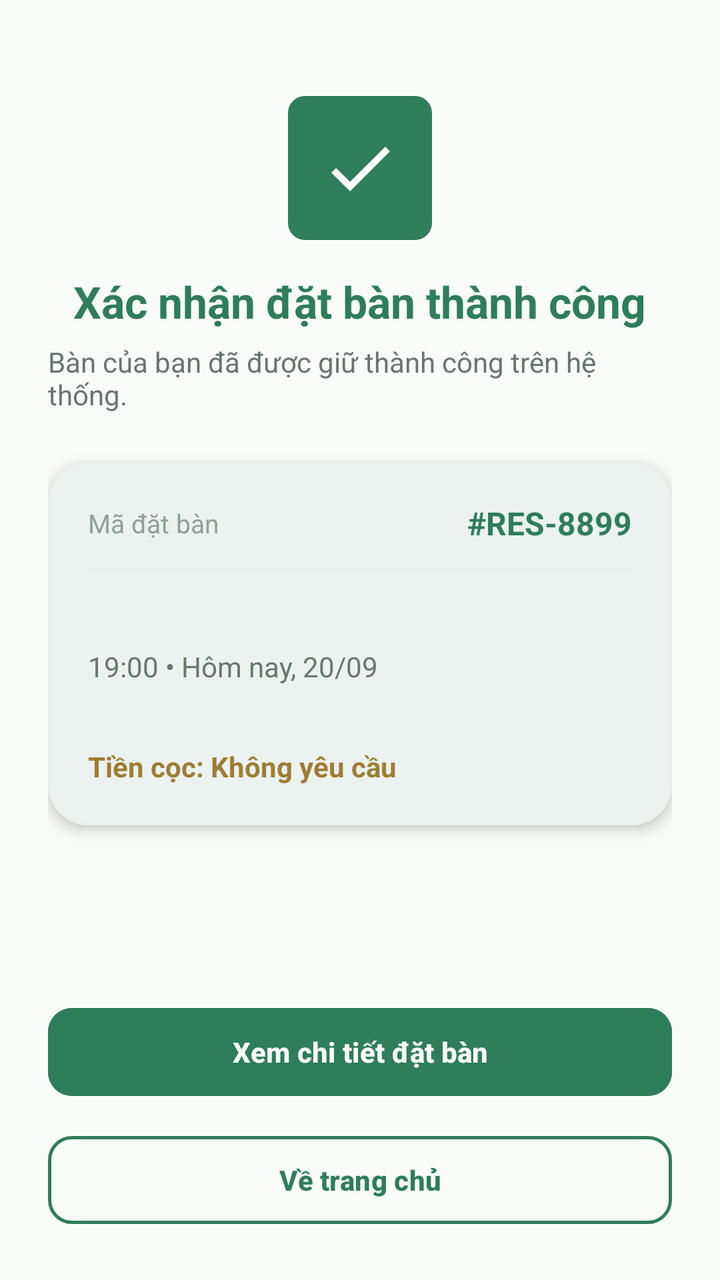
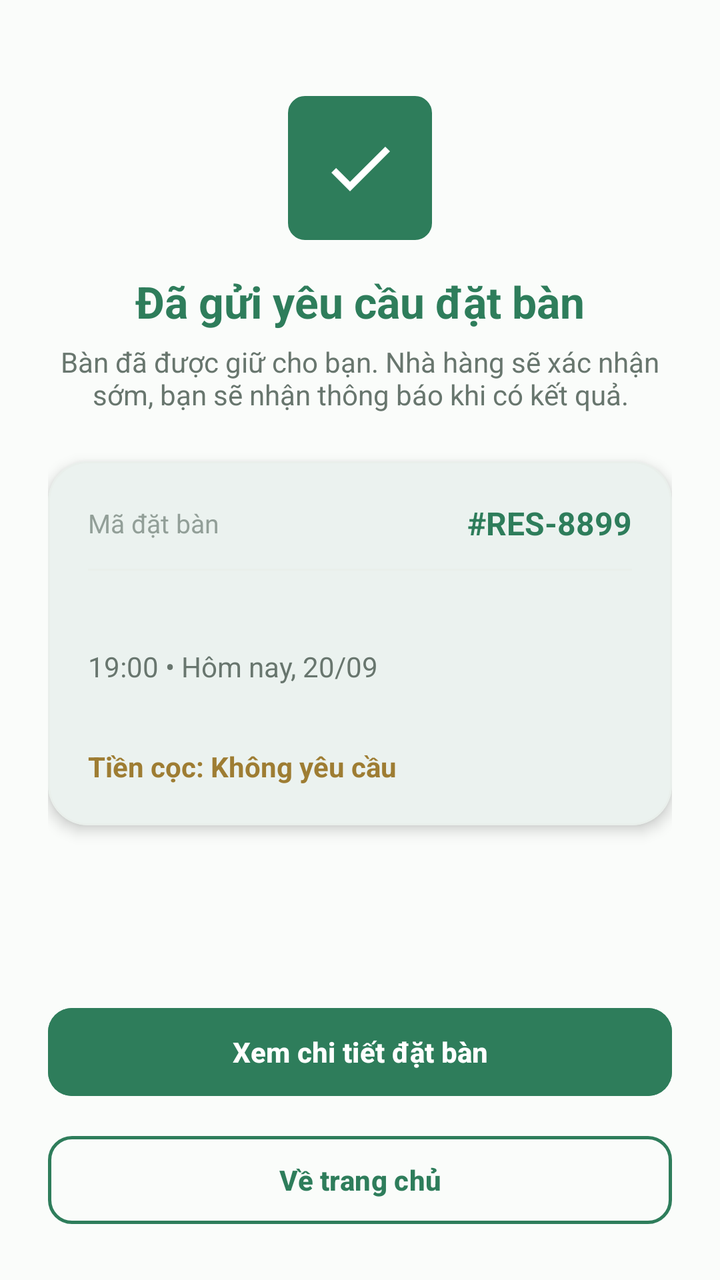

Compare the two renders of this Android layout. The source of the first and the diff that turns it into the second are given below.
<!-- AndroidManifest.xml: application theme Theme.VietTable -->
<!-- res/layout/fragment_res_confirmation.xml -->
<?xml version="1.0" encoding="utf-8"?>
<ScrollView
    xmlns:android="http://schemas.android.com/apk/res/android"
    xmlns:app="http://schemas.android.com/apk/res-auto"
    android:layout_width="match_parent"
    android:layout_height="match_parent"
    android:background="@color/bg_cream"
    android:fillViewport="true">

    <LinearLayout
        android:layout_width="match_parent"
        android:layout_height="wrap_content"
        android:gravity="center_horizontal"
        android:orientation="vertical"
        android:padding="24dp"
        android:tag="safe_all">

        <View
            android:layout_width="match_parent"
            android:layout_height="24dp" />

        <ImageView
            android:layout_width="72dp"
            android:layout_height="72dp"
            android:background="@drawable/bg_badge"
            android:backgroundTint="@color/primary"
            android:padding="16dp"
            android:src="@drawable/ic_check"
            app:tint="@color/white" />

        <TextView
            android:layout_width="wrap_content"
            android:layout_height="wrap_content"
            android:layout_marginTop="16dp"
            android:text="@string/res_confirm_title"
            android:textColor="@color/primary"
            android:textSize="22sp"
            android:textStyle="bold" />

        <TextView
            android:layout_width="wrap_content"
            android:layout_height="wrap_content"
            android:layout_marginTop="6dp"
            android:text="Bàn của bạn đã được giữ thành công trên hệ thống."
            android:textColor="@color/text_secondary"
            android:textSize="14sp" />

        
        <com.google.android.material.card.MaterialCardView
            style="@style/Widget.VietTable.Card"
            android:layout_width="match_parent"
            android:layout_height="wrap_content"
            android:layout_marginTop="24dp"
            app:cardCornerRadius="20dp"
            app:cardElevation="4dp">

            <LinearLayout
                android:layout_width="match_parent"
                android:layout_height="wrap_content"
                android:orientation="vertical"
                android:padding="20dp">

                <LinearLayout
                    android:layout_width="match_parent"
                    android:layout_height="wrap_content"
                    android:gravity="center_vertical"
                    android:orientation="horizontal">

                    <TextView
                        android:layout_width="0dp"
                        android:layout_height="wrap_content"
                        android:layout_weight="1"
                        android:text="@string/res_code"
                        android:textColor="@color/text_tertiary"
                        android:textSize="13sp" />

                    <TextView
                        android:id="@+id/tvConfirmCode"
                        android:layout_width="wrap_content"
                        android:layout_height="wrap_content"
                        android:text="#RES-8899"
                        android:textColor="@color/primary"
                        android:textSize="16sp"
                        android:textStyle="bold" />
                </LinearLayout>

                <View
                    android:layout_width="match_parent"
                    android:layout_height="1dp"
                    android:layout_marginVertical="12dp"
                    android:background="@color/divider" />

                <TextView
                    android:id="@+id/tvConfirmBranch"
                    android:layout_width="match_parent"
                    android:layout_height="wrap_content"
                    android:text=""
                    android:textColor="@color/text_primary"
                    android:textSize="15sp"
                    android:textStyle="bold" />

                <TextView
                    android:id="@+id/tvConfirmTimeDate"
                    android:layout_width="match_parent"
                    android:layout_height="wrap_content"
                    android:layout_marginTop="6dp"
                    android:text="19:00 • Hôm nay, 20/09"
                    android:textColor="@color/text_secondary"
                    android:textSize="14sp" />

                <TextView
                    android:id="@+id/tvConfirmTableArea"
                    android:layout_width="match_parent"
                    android:layout_height="wrap_content"
                    android:layout_marginTop="6dp"
                    android:text=""
                    android:textColor="@color/text_secondary"
                    android:textSize="14sp" />

                <TextView
                    android:id="@+id/tvConfirmDeposit"
                    android:layout_width="match_parent"
                    android:layout_height="wrap_content"
                    android:layout_marginTop="6dp"
                    android:text="Tiền cọc: Không yêu cầu"
                    android:textColor="@color/accent_gold_dark"
                    android:textSize="14sp"
                    android:textStyle="bold" />
            </LinearLayout>
        </com.google.android.material.card.MaterialCardView>

        <View
            android:layout_width="match_parent"
            android:layout_height="0dp"
            android:layout_weight="1" />

        
        <com.google.android.material.button.MaterialButton
            android:id="@+id/btnViewReservationDetail"
            style="@style/Widget.VietTable.Button.Primary"
            android:layout_width="match_parent"
            android:layout_height="wrap_content"
            android:layout_marginTop="24dp"
            android:text="Xem chi tiết đặt bàn" />

        <com.google.android.material.button.MaterialButton
            android:id="@+id/btnGoHome"
            style="@style/Widget.VietTable.Button.Outlined"
            android:layout_width="match_parent"
            android:layout_height="wrap_content"
            android:layout_marginTop="12dp"
            android:text="Về trang chủ" />

    </LinearLayout>
</ScrollView>
<!-- resources referenced by this layout -->
<resources>
  <color name="accent_gold_dark">#9E7D33</color>
  <color name="bg_cream">#FAFCFA</color>
  <color name="divider">#E9EFEB</color>
  <color name="primary">#2E7D5B</color>
  <color name="text_primary">#222D27</color>
  <color name="text_secondary">#68766E</color>
  <color name="text_tertiary">#929F98</color>
  <color name="white">#FFFFFFFF</color>
  <!-- drawable bg_badge (drawable) -->
  <?xml version="1.0" encoding="utf-8"?>
  <shape xmlns:android="http://schemas.android.com/apk/res/android"
      android:shape="rectangle">
      <corners android:radius="8dp" />
      <solid android:color="@color/surface" />
      <stroke android:width="1dp" android:color="@color/divider" />
  </shape>
  <!-- drawable ic_check (drawable) -->
  <vector xmlns:android="http://schemas.android.com/apk/res/android"
      android:width="24dp"
      android:height="24dp"
      android:viewportWidth="24"
      android:viewportHeight="24">
      <path
          android:fillColor="#FF000000"
          android:pathData="M9,16.17L4.83,12l-1.42,1.41L9,19 21,7l-1.41,-1.41z"/>
  </vector>
  <string name="res_code">Mã đặt bàn</string>
  <string name="res_confirm_title">Xác nhận đặt bàn thành công</string>
  <style name="Theme.VietTable" parent="Base.Theme.VietTable" />
  <color name="surface">#FFFFFF</color>
  <dimen name="btn_height_primary">52dp</dimen>
  <dimen name="radius_medium">12dp</dimen>
  <style name="TextAppearance.VietTable.Button" parent="TextAppearance.Material3.LabelLarge">
          <item name="android:textSize">@dimen/text_button</item>
          <item name="android:textStyle">bold</item>
          <item name="android:textAllCaps">false</item>
      </style>
  <dimen name="radius_large">16dp</dimen>
  <dimen name="card_elevation">1.5dp</dimen>
  <dimen name="card_stroke_width">1dp</dimen>
  <dimen name="text_button">14sp</dimen>
  <color name="primary_dark">#24654A</color>
  <color name="on_primary">#FFFFFF</color>
  <color name="primary_container">#EEF7F2</color>
  <color name="on_primary_container">#1B4E38</color>
  <color name="accent_gold">#CCA862</color>
  <color name="accent_gold_container">#FAF5EB</color>
  <color name="surface_variant">#F3F7F5</color>
  <color name="semantic_error">#D32F2F</color>
  <style name="Widget.VietTable.Toolbar" parent="Widget.Material3.Toolbar">
          <item name="android:background">@color/surface</item>
          <item name="titleTextColor">@color/text_primary</item>
          <item name="subtitleTextColor">@color/text_secondary</item>
          <item name="navigationIconTint">@color/text_primary</item>
      </style>
  <color name="transparent">#00000000</color>
  <!-- drawable bg_bottom_nav_floating (drawable) -->
  <?xml version="1.0" encoding="utf-8"?>
  <shape xmlns:android="http://schemas.android.com/apk/res/android"
      android:shape="rectangle">
      <solid android:color="@color/surface" />
      <corners android:radius="24dp" />
      <stroke
          android:width="1dp"
          android:color="#E6EFEA" />
  </shape>
  <style name="Widget.VietTable.BottomNav.ActiveIndicator" parent="Widget.Material3.BottomNavigationView.ActiveIndicator">
          <item name="android:color">@color/primary_container</item>
          <item name="android:width">56dp</item>
          <item name="android:height">32dp</item>
          <item name="shapeAppearance">@style/ShapeAppearance.Material3.Corner.Full</item>
      </style>
  <style name="TextAppearance.VietTable.BottomNav.Label" parent="TextAppearance.Material3.LabelSmall">
          <item name="android:textSize">11sp</item>
          <item name="android:textStyle">normal</item>
      </style>
  <style name="TextAppearance.VietTable.BottomNav.Label.Active" parent="TextAppearance.Material3.LabelSmall">
          <item name="android:textSize">11sp</item>
          <item name="android:textStyle">bold</item>
      </style>
  <!-- unchanged entries left out for length: 12 -->
</resources>

<!-- the commit's change to res/layout/fragment_res_confirmation.xml (unified diff, before → after) -->
@@ -41,7 +41,8 @@
             android:layout_width="wrap_content"
             android:layout_height="wrap_content"
             android:layout_marginTop="6dp"
-            android:text="Bàn của bạn đã được giữ thành công trên hệ thống."
+            android:gravity="center"
+            android:text="Bàn đã được giữ cho bạn. Nhà hàng sẽ xác nhận sớm, bạn sẽ nhận thông báo khi có kết quả."
             android:textColor="@color/text_secondary"
             android:textSize="14sp" />
 
<!-- resource entries referenced after the edit -->
@@ -27,7 +27,7 @@
           android:pathData="M9,16.17L4.83,12l-1.42,1.41L9,19 21,7l-1.41,-1.41z"/>
   </vector>
   <string name="res_code">Mã đặt bàn</string>
-  <string name="res_confirm_title">Xác nhận đặt bàn thành công</string>
+  <string name="res_confirm_title">Đã gửi yêu cầu đặt bàn</string>
   <style name="Theme.VietTable" parent="Base.Theme.VietTable" />
   <color name="surface">#FFFFFF</color>
   <dimen name="btn_height_primary">52dp</dimen>
